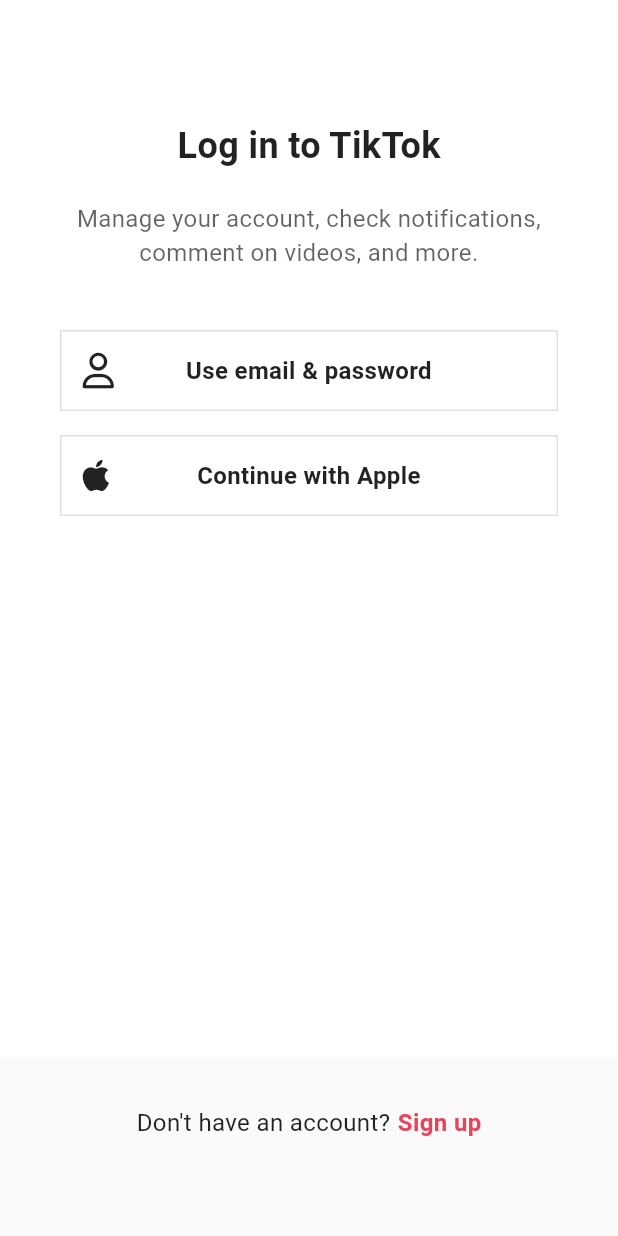
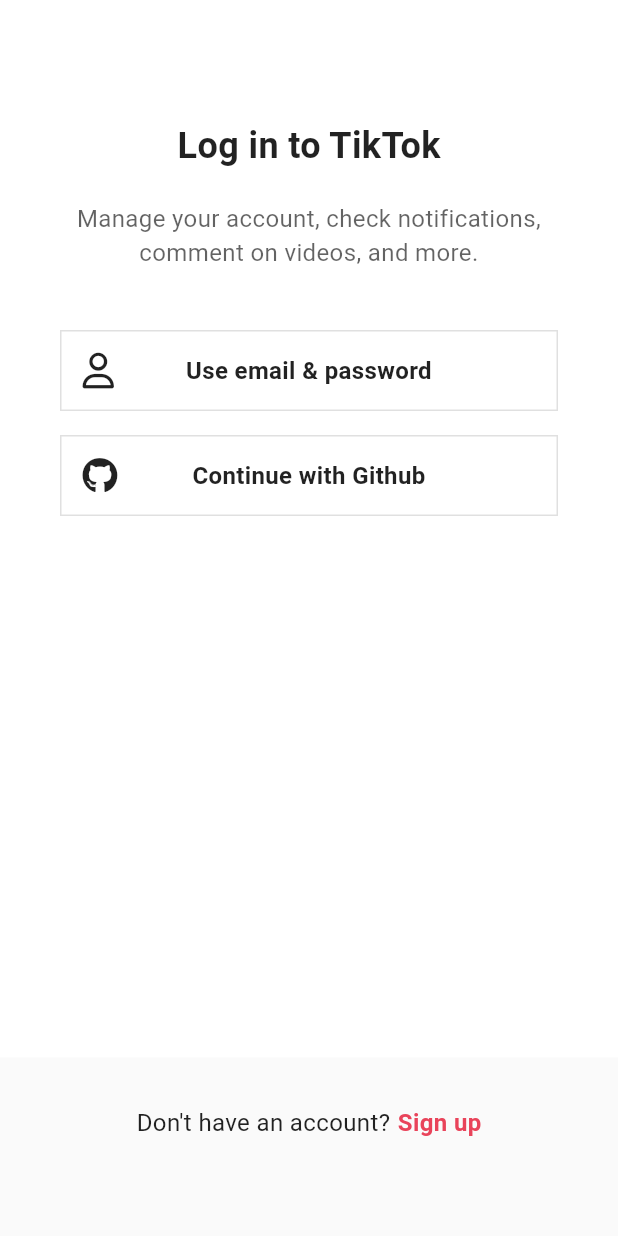
Before and after one commit to nomadcoders/tiktok_clone, a Flutter app: the screen it shows after launch, after a tap on an icon or button, on a phone screen of 412 x 824 dp. Run offline on Flutter 3.47's test engine with Material 2 defaults, Android fonts, the phone set to English and light mode, and no system bars; our stand-ins replace camera, firebase_auth, firebase_core, flutter_riverpod, font_awesome_flutter, gallery_saver and 6 more; accounts and stored records are empty; network calls fail.

Commit message:
22.4 Github Login

```diff
--- a/lib/features/authentication/login_screen.dart
+++ b/lib/features/authentication/login_screen.dart
@@ -1,13 +1,15 @@
 import 'package:flutter/material.dart';
+import 'package:flutter_riverpod/flutter_riverpod.dart';
 import 'package:font_awesome_flutter/font_awesome_flutter.dart';
 import 'package:go_router/go_router.dart';
 import 'package:tiktok_clone/constants/gaps.dart';
 import 'package:tiktok_clone/constants/sizes.dart';
 import 'package:tiktok_clone/features/authentication/login_form_screen.dart';
+import 'package:tiktok_clone/features/authentication/view_models/social_auth_view_model.dart';
 import 'package:tiktok_clone/features/authentication/widgets/auth_button.dart';
 import 'package:tiktok_clone/utils.dart';
 
-class LoginScreen extends StatelessWidget {
+class LoginScreen extends ConsumerWidget {
   static String routeName = "login";
   static String routeURL = "/login";
   const LoginScreen({super.key});
@@ -26,7 +28,7 @@
   }
 
   @override
-  Widget build(BuildContext context) {
+  Widget build(BuildContext context, WidgetRef ref) {
     return Scaffold(
       body: SafeArea(
         child: Padding(
@@ -63,9 +65,13 @@
                 ),
               ),
               Gaps.v16,
-              const AuthButton(
-                icon: FaIcon(FontAwesomeIcons.apple),
-                text: "Continue with Apple",
+              GestureDetector(
+                onTap: () =>
+                    ref.read(socialAuthProvider.notifier).githubSingIn(context),
+                child: const AuthButton(
+                  icon: FaIcon(FontAwesomeIcons.github),
+                  text: "Continue with Github",
+                ),
               ),
             ],
           ),
--- a/lib/features/authentication/repos/authentication_repo.dart
+++ b/lib/features/authentication/repos/authentication_repo.dart
@@ -26,6 +26,10 @@
       password: password,
     );
   }
+
+  Future<void> githubSignIn() async {
+    await _firebaseAuth.signInWithProvider(GithubAuthProvider());
+  }
 }
 
 final authRepo = Provider((ref) => AuthenticationRepository());
--- a/lib/features/authentication/sign_up_screen.dart
+++ b/lib/features/authentication/sign_up_screen.dart
@@ -1,15 +1,17 @@
 import 'package:flutter/material.dart';
+import 'package:flutter_riverpod/flutter_riverpod.dart';
 import 'package:font_awesome_flutter/font_awesome_flutter.dart';
 import 'package:go_router/go_router.dart';
 import 'package:tiktok_clone/constants/gaps.dart';
 import 'package:tiktok_clone/constants/sizes.dart';
 import 'package:tiktok_clone/features/authentication/login_screen.dart';
 import 'package:tiktok_clone/features/authentication/username_screen.dart';
+import 'package:tiktok_clone/features/authentication/view_models/social_auth_view_model.dart';
 import 'package:tiktok_clone/features/authentication/widgets/auth_button.dart';
 import 'package:tiktok_clone/generated/l10n.dart';
 import 'package:tiktok_clone/utils.dart';
 
-class SignUpScreen extends StatelessWidget {
+class SignUpScreen extends ConsumerWidget {
   static const routeURL = "/";
   static const routeName = "signUp";
   const SignUpScreen({super.key});
@@ -28,7 +30,7 @@
   }
 
   @override
-  Widget build(BuildContext context) {
+  Widget build(BuildContext context, WidgetRef ref) {
     return OrientationBuilder(
       builder: (context, orientation) {
         /* if (orientation == Orientation.landscape) {
@@ -76,10 +78,15 @@
                       ),
                     ),
                     Gaps.v16,
-                    AuthButton(
-                      icon: const FaIcon(FontAwesomeIcons.apple),
-                      text: S.of(context).appleButton,
-                    )
+                    GestureDetector(
+                      onTap: () => ref
+                          .read(socialAuthProvider.notifier)
+                          .githubSingIn(context),
+                      child: const AuthButton(
+                        icon: FaIcon(FontAwesomeIcons.github),
+                        text: "Continue with Github",
+                      ),
+                    ),
                   ],
                   if (orientation == Orientation.landscape)
                     Row(
```
Also changed, not shown: lib/features/authentication/view_models/social_auth_view_model.dart (added, +32 -0 lines).
